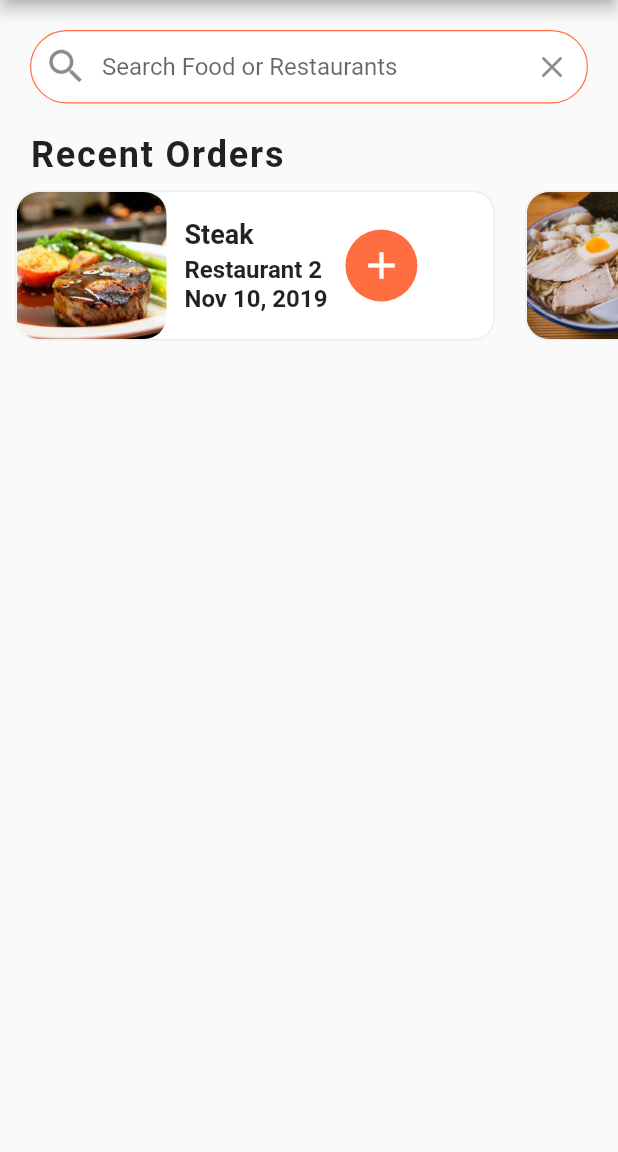
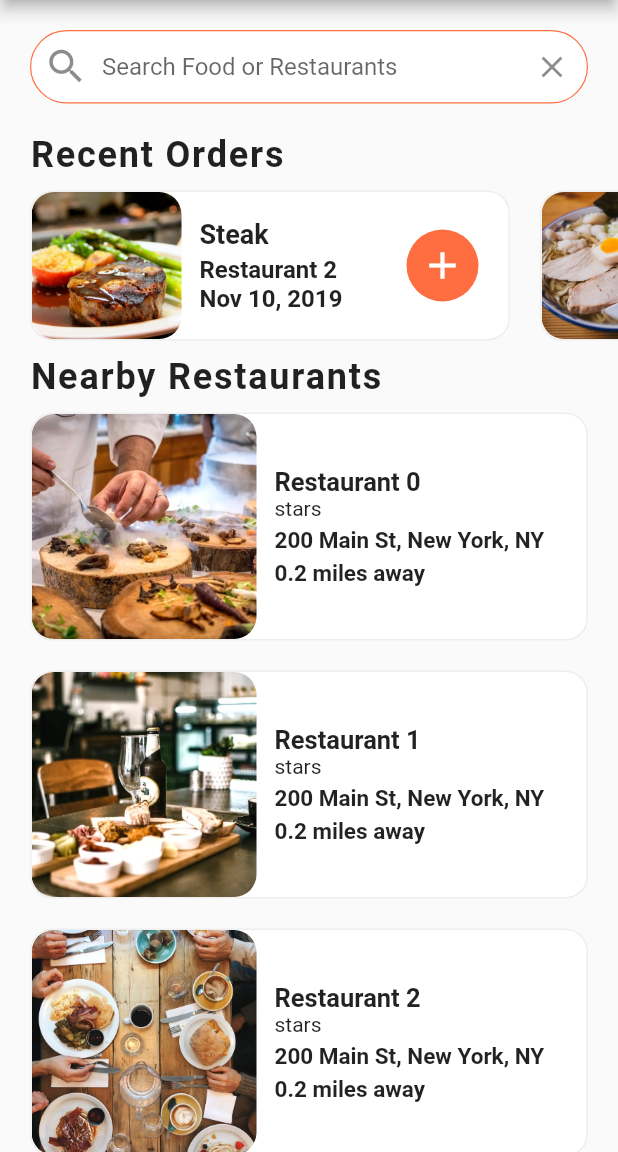
Before and after one commit to Code4Blessings/flutter_food_delivery, a Flutter app: the screen it shows after launch, on a phone screen of 412 x 824 dp, the part 84-1236 px from its top. Run offline on Flutter 3.47's test engine with Material 2 defaults, Android fonts, the phone set to English and light mode, and no system bars.

Commit message:
Home Screen complete

```diff
--- a/flutter_food_delivery_ui/lib/screens/home_screen.dart
+++ b/flutter_food_delivery_ui/lib/screens/home_screen.dart
@@ -1,13 +1,80 @@
 import 'package:flutter/material.dart';
+import 'package:flutter_food_delivery_ui/models/restaurant.dart';
 import 'package:flutter_food_delivery_ui/widgets/widgets.dart';
 import '../data/data.dart';
 
 class HomeScreen extends StatefulWidget {
-  @override
+   @override
   _HomeScreenState createState() => _HomeScreenState();
 }
 
+
 class _HomeScreenState extends State<HomeScreen> {
+
+  _buildRestaurants() {
+    List<Widget> restaurantList = [];
+    restaurants.forEach((Restaurant restaurant) {
+      restaurantList.add(
+        Container(
+          margin: EdgeInsets.symmetric(horizontal: 20.0, vertical: 10.0),
+          decoration: BoxDecoration(
+            color: Colors.white,
+            borderRadius: BorderRadius.circular(15.0),
+            border: Border.all(width: 1.0, color: Colors.grey[200]),
+          ),
+          child: Row(children: <Widget>[
+            ClipRRect(
+              borderRadius: BorderRadius.circular(15.0),
+                child: Image(
+                height: 150.0,
+                width: 150.0,
+                image: AssetImage(restaurant.imageUrl),
+                fit: BoxFit.cover,
+              ),
+            ),
+            Container(
+              margin: EdgeInsets.all(12.0),
+              child: Column(
+                mainAxisAlignment: MainAxisAlignment.center,
+                crossAxisAlignment: CrossAxisAlignment.start,
+                children: <Widget>[
+                  Text(
+                    restaurant.name,
+                    style: TextStyle(
+                      fontSize: 17.0,
+                      fontWeight: FontWeight.bold
+                    ),
+                    overflow: TextOverflow.ellipsis,
+                  ),
+                  RatingStars(restaurant.rating),
+                  SizedBox(height: 4.0),
+                  Text(
+                    restaurant.address,
+                    style: TextStyle(
+                      fontSize: 15.0,
+                      fontWeight: FontWeight.w600
+                    ),
+                    overflow: TextOverflow.ellipsis,
+                  ),
+                  SizedBox(height: 4.0),
+                  Text(
+                    '0.2 miles away',
+                    style: TextStyle(
+                      fontSize: 15.0,
+                      fontWeight: FontWeight.w600,
+                    ),
+                    overflow: TextOverflow.ellipsis,
+                  ),
+                ],
+              ),
+            )
+          ],
+          ),
+        ),
+      );
+    });
+    return Column(children: restaurantList);
+  }
   @override
   Widget build(BuildContext context) {
     return Scaffold(
@@ -20,12 +87,8 @@ class _HomeScreenState extends State<HomeScreen> {
               onPressed: () {},
               child: Text(
                 'Cart (${currentUser.cart.length})',
-                style: TextStyle(
-                  fontSize: 20.0,
-                  color: Colors.white
-                ),
-                )
-          )
+                style: TextStyle(fontSize: 20.0, color: Colors.white),
+              ))
         ],
       ),
       body: ListView(
@@ -38,23 +101,37 @@ class _HomeScreenState extends State<HomeScreen> {
                 fillColor: Colors.white,
                 filled: true,
                 border: OutlineInputBorder(
-                  borderRadius: BorderRadius.circular(30),
-                  borderSide: BorderSide(width: 0.8)
-                ),
+                    borderRadius: BorderRadius.circular(30),
+                    borderSide: BorderSide(width: 0.8)),
                 enabledBorder: OutlineInputBorder(
                   borderRadius: BorderRadius.circular(30),
                   borderSide: BorderSide(
-                    width: 0.8,
-                    color: Theme.of(context).primaryColor
-                    ),
-                    ),
+                      width: 0.8, color: Theme.of(context).primaryColor),
+                ),
                 hintText: 'Search Food or Restaurants',
                 prefixIcon: Icon(Icons.search, size: 30),
-                suffixIcon: IconButton(icon: Icon(Icons.clear), onPressed: (){}),
+                suffixIcon:
+                    IconButton(icon: Icon(Icons.clear), onPressed: () {}),
               ),
             ),
           ),
-          RecentOrders()
+          RecentOrders(),
+          Column(
+            crossAxisAlignment: CrossAxisAlignment.start,
+            children: <Widget>[
+              Padding(
+                padding: EdgeInsets.symmetric(horizontal: 20.0),
+                child: Text(
+                  'Nearby Restaurants',
+                  style: TextStyle(
+                      fontSize: 24.0,
+                      fontWeight: FontWeight.w600,
+                      letterSpacing: 1.2),
+                ),
+              ),
+              _buildRestaurants()
+            ],
+          )
         ],
       ),
     );
--- /dev/null
+++ b/flutter_food_delivery_ui/lib/widgets/rating_stars.dart
@@ -0,0 +1,16 @@
+import 'package:flutter/material.dart';
+
+class RatingStars extends StatelessWidget {
+  final int rating;
+
+  RatingStars(this.rating);
+
+  @override
+  Widget build(BuildContext context) {
+    String stars = '';
+    for (int i = 0; i < rating; i++) {
+      stars += '⭐';
+    }
+    return Text('stars');
+  }
+}
--- a/flutter_food_delivery_ui/lib/widgets/recent_orders.dart
+++ b/flutter_food_delivery_ui/lib/widgets/recent_orders.dart
@@ -16,8 +16,10 @@ class RecentOrders extends StatelessWidget {
         ),
       ),
       child: Row(
+        mainAxisAlignment: MainAxisAlignment.spaceBetween,
         children: <Widget>[
-          Row(
+          Expanded(
+            child: Row(
               children: <Widget>[
                 ClipRRect(
                 borderRadius: BorderRadius.circular(15.0),
@@ -28,7 +30,8 @@ class RecentOrders extends StatelessWidget {
                   fit: BoxFit.cover,
                 ),
               ),
-          Container(
+            Expanded(
+              child: Container(
                 margin: EdgeInsets.all(12.0),
                 child: Column(
                   mainAxisAlignment: MainAxisAlignment.center,
@@ -62,7 +65,9 @@ class RecentOrders extends StatelessWidget {
                   ],
                 ),
               ),
+            ),
               ]
+            ),
           ),
           Container(
             margin: EdgeInsets.only(right: 20.0),
@@ -100,8 +105,9 @@ class RecentOrders extends StatelessWidget {
         ),
         Container(
           height: 120,
-          //color: Colors.blue,
           child: ListView.builder(
+            physics: BouncingScrollPhysics(),
+            padding: EdgeInsets.only(left: 10.0),
               scrollDirection: Axis.horizontal,
               itemCount: currentUser.orders.length,
               itemBuilder: (BuildContext context, int index) {
--- a/flutter_food_delivery_ui/lib/widgets/widgets.dart
+++ b/flutter_food_delivery_ui/lib/widgets/widgets.dart
@@ -1 +1,2 @@
 export 'recent_orders.dart';
+export 'rating_stars.dart';
```
Lines whose indentation alone changed are shown as unchanged.
